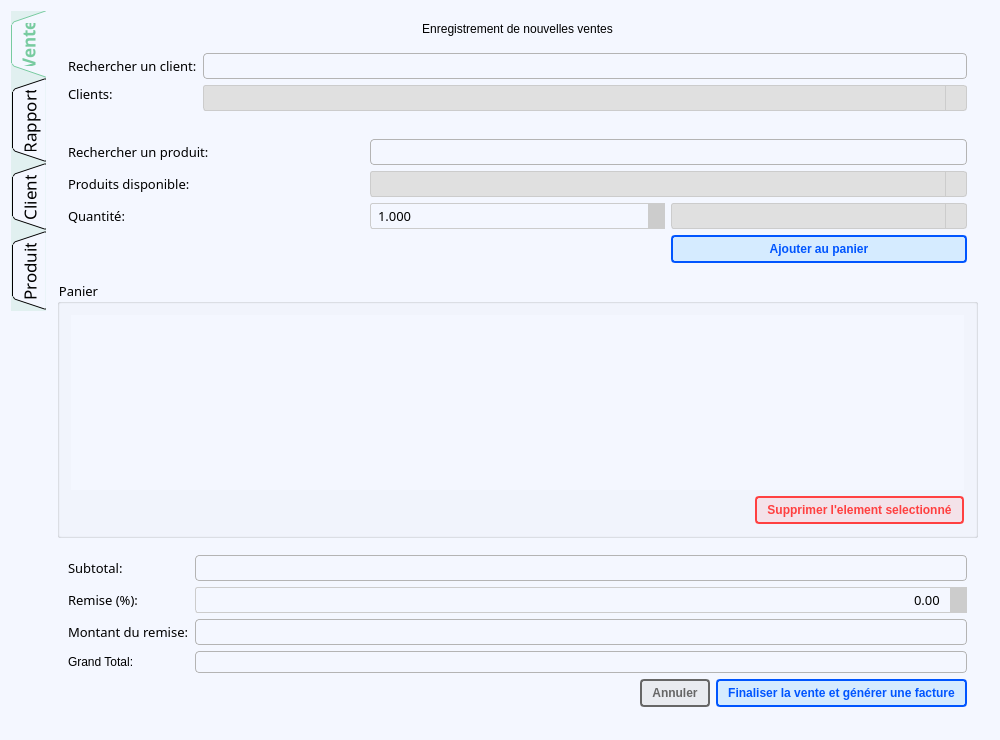
Qt form mainwindow.ui (JessyTsiriniaina/Gestion-magasin) before a commit.
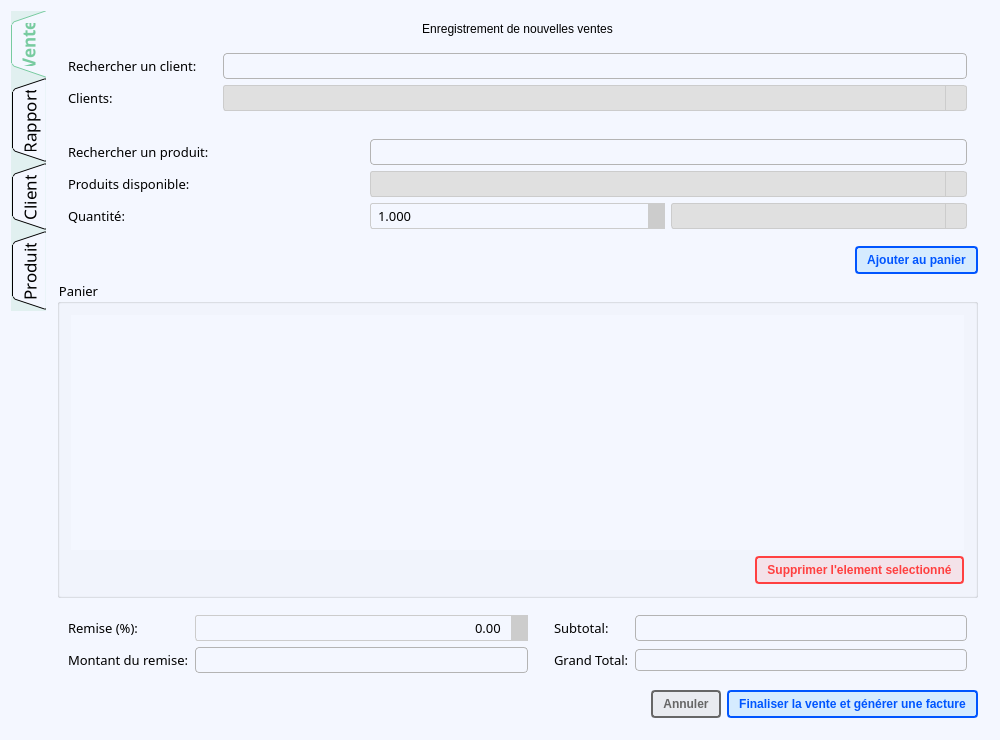
The same form after that commit. The open tabs and pages were chosen to show the change. Icons and pictures are not drawn.

Diff of the .ui file:
```diff
--- a/mainwindow.ui
+++ b/mainwindow.ui
@@ -79,7 +79,7 @@
        <enum>QTabWidget::Triangular</enum>
       </property>
       <property name="currentIndex">
-       <number>1</number>
+       <number>3</number>
       </property>
       <property name="iconSize">
        <size>
@@ -133,9 +133,30 @@
           <property name="flat">
            <bool>false</bool>
           </property>
-          <layout class="QFormLayout" name="formLayout">
+          <layout class="QGridLayout" name="gridLayout">
            <item row="0" column="0">
             <widget class="QLabel" name="label_rechercher_client">
+             <property name="enabled">
+              <bool>true</bool>
+             </property>
+             <property name="sizePolicy">
+              <sizepolicy hsizetype="Preferred" vsizetype="Preferred">
+               <horstretch>0</horstretch>
+               <verstretch>0</verstretch>
+              </sizepolicy>
+             </property>
+             <property name="minimumSize">
+              <size>
+               <width>0</width>
+               <height>0</height>
+              </size>
+             </property>
+             <property name="baseSize">
+              <size>
+               <width>0</width>
+               <height>0</height>
+              </size>
+             </property>
              <property name="font">
               <font>
                <family>Outfit</family>
@@ -150,37 +171,10 @@
              </property>
             </widget>
            </item>
-           <item row="0" column="1">
-            <widget class="QLineEdit" name="input_rechercher_client">
-             <property name="sizePolicy">
-              <sizepolicy hsizetype="Expanding" vsizetype="Fixed">
-               <horstretch>0</horstretch>
-               <verstretch>0</verstretch>
-              </sizepolicy>
-             </property>
-             <property name="font">
-              <font>
-               <family>Outfit</family>
-               <pointsize>10</pointsize>
-              </font>
-             </property>
-             <property name="styleSheet">
-              <string notr="true">QLineEdit {
-border: 1px solid rgb(180, 180, 180);
-border-radius: 4px;
-padding: 2px 5px;
-}
-
-QLineEdit:focus {
-border: 1px solid rgb(85, 170, 255);
-}</string>
-             </property>
-            </widget>
-           </item>
            <item row="1" column="0">
             <widget class="QLabel" name="label_client_selectionne_tab_vente">
              <property name="sizePolicy">
-              <sizepolicy hsizetype="Fixed" vsizetype="Fixed">
+              <sizepolicy hsizetype="Preferred" vsizetype="Preferred">
                <horstretch>0</horstretch>
                <verstretch>0</verstretch>
               </sizepolicy>
@@ -199,7 +193,34 @@
              </property>
             </widget>
            </item>
-           <item row="1" column="1">
+           <item row="0" column="2">
+            <widget class="QLineEdit" name="input_rechercher_client">
+             <property name="sizePolicy">
+              <sizepolicy hsizetype="Expanding" vsizetype="Fixed">
+               <horstretch>0</horstretch>
+               <verstretch>0</verstretch>
+              </sizepolicy>
+             </property>
+             <property name="font">
+              <font>
+               <family>Outfit</family>
+               <pointsize>10</pointsize>
+              </font>
+             </property>
+             <property name="styleSheet">
+              <string notr="true">QLineEdit {
+border: 1px solid rgb(180, 180, 180);
+border-radius: 4px;
+padding: 2px 5px;
+}
+
+QLineEdit:focus {
+border: 1px solid rgb(85, 170, 255);
+}</string>
+             </property>
+            </widget>
+           </item>
+           <item row="1" column="2">
             <widget class="QComboBox" name="combo_box_liste_client">
              <property name="font">
               <font>
@@ -240,6 +261,22 @@
              </property>
             </widget>
            </item>
+           <item row="0" column="1">
+            <spacer name="verticalSpacer_2">
+             <property name="orientation">
+              <enum>Qt::Vertical</enum>
+             </property>
+             <property name="sizeType">
+              <enum>QSizePolicy::Minimum</enum>
+             </property>
+             <property name="sizeHint" stdset="0">
+              <size>
+               <width>20</width>
+               <height>24</height>
+              </size>
+             </property>
+            </spacer>
+           </item>
           </layout>
          </widget>
         </item>
@@ -258,38 +295,6 @@
            <string/>
           </property>
           <layout class="QGridLayout" name="gridLayout_ProductSelection">
-           <item row="3" column="2">
-            <widget class="QPushButton" name="bouton_ajouter_au_panier">
-             <property name="font">
-              <font>
-               <weight>75</weight>
-               <italic>false</italic>
-               <bold>true</bold>
-              </font>
-             </property>
-             <property name="cursor">
-              <cursorShape>PointingHandCursor</cursorShape>
-             </property>
-             <property name="styleSheet">
-              <string notr="true">
-QPushButton {
-background-color:  rgba(87, 182, 255, 50);
- padding: 5px 10px;
- border: 2px solid rgb(0, 85, 255);
-border-radius: 4px;
-color: rgb(0, 85, 255); 
-font: bold;
-}
-
-QPushButton:hover {
-	background-color:  rgba(87, 182, 255, 80) ; 
-}</string>
-             </property>
-             <property name="text">
-              <string>Ajouter au panier</string>
-             </property>
-            </widget>
-           </item>
            <item row="2" column="2">
             <widget class="QComboBox" name="combo_box_unite_de_mesure">
              <property name="font">
@@ -370,44 +375,6 @@
              </property>
             </widget>
            </item>
-           <item row="1" column="1" colspan="2">
-            <widget class="QComboBox" name="combo_box_produit_disponible">
-             <property name="font">
-              <font>
-               <family>Outfit</family>
-               <pointsize>10</pointsize>
-              </font>
-             </property>
-             <property name="cursor">
-              <cursorShape>PointingHandCursor</cursorShape>
-             </property>
-             <property name="styleSheet">
-              <string notr="true">QComboBox {
-    padding: 2px 20px 2px 5px; 
-    border: 1px solid #CCCCCC;
-    border-radius: 3px;
-    background: white;
-}
-QComboBox::drop-down {
-    subcontrol-origin: padding;
-    subcontrol-position: top right;
-    width: 20px;
-    border-left: 1px solid #CCCCCC;
-}
-QComboBox::down-arrow {
-    image: url(:/icons/icons/caret-down.svg);
-    width: 12px;
-    height: 12px;
-}
-QComboBox:hover::drop-down {
-    background: #E0E0E0;
-}
-QComboBox::down-arrow:on {
-    image: url(:/icons/icons/caret-up.svg); 
-}</string>
-             </property>
-            </widget>
-           </item>
            <item row="2" column="1">
             <widget class="QDoubleSpinBox" name="spin_box_quantite">
              <property name="font">
@@ -470,6 +437,44 @@
              </property>
             </widget>
            </item>
+           <item row="1" column="1" colspan="2">
+            <widget class="QComboBox" name="combo_box_produit_disponible">
+             <property name="font">
+              <font>
+               <family>Outfit</family>
+               <pointsize>10</pointsize>
+              </font>
+             </property>
+             <property name="cursor">
+              <cursorShape>PointingHandCursor</cursorShape>
+             </property>
+             <property name="styleSheet">
+              <string notr="true">QComboBox {
+    padding: 2px 20px 2px 5px; 
+    border: 1px solid #CCCCCC;
+    border-radius: 3px;
+    background: white;
+}
+QComboBox::drop-down {
+    subcontrol-origin: padding;
+    subcontrol-position: top right;
+    width: 20px;
+    border-left: 1px solid #CCCCCC;
+}
+QComboBox::down-arrow {
+    image: url(:/icons/icons/caret-down.svg);
+    width: 12px;
+    height: 12px;
+}
+QComboBox:hover::drop-down {
+    background: #E0E0E0;
+}
+QComboBox::down-arrow:on {
+    image: url(:/icons/icons/caret-up.svg); 
+}</string>
+             </property>
+            </widget>
+           </item>
            <item row="0" column="1" colspan="2">
             <widget class="QLineEdit" name="input_recherche_produit">
              <property name="font">
@@ -494,6 +499,55 @@
           </layout>
          </widget>
         </item>
+        <item>
+         <layout class="QHBoxLayout" name="horizontalLayout_7">
+          <item>
+           <spacer name="horizontalSpacer_4">
+            <property name="orientation">
+             <enum>Qt::Horizontal</enum>
+            </property>
+            <property name="sizeHint" stdset="0">
+             <size>
+              <width>40</width>
+              <height>20</height>
+             </size>
+            </property>
+           </spacer>
+          </item>
+          <item>
+           <widget class="QPushButton" name="bouton_ajouter_au_panier">
+            <property name="font">
+             <font>
+              <weight>75</weight>
+              <italic>false</italic>
+              <bold>true</bold>
+             </font>
+            </property>
+            <property name="cursor">
+             <cursorShape>PointingHandCursor</cursorShape>
+            </property>
+            <property name="styleSheet">
+             <string notr="true">
+QPushButton {
+background-color:  rgba(87, 182, 255, 50);
+ padding: 5px 10px;
+ border: 2px solid rgb(0, 85, 255);
+border-radius: 4px;
+color: rgb(0, 85, 255); 
+font: bold;
+}
+
+QPushButton:hover {
+	background-color:  rgba(87, 182, 255, 80) ; 
+}</string>
+            </property>
+            <property name="text">
+             <string>Ajouter au panier</string>
+            </property>
+           </widget>
+          </item>
+         </layout>
+        </item>
         <item>
          <widget class="QGroupBox" name="group_box_panier">
           <property name="font">
@@ -624,7 +678,53 @@
            <string/>
           </property>
           <layout class="QGridLayout" name="gridLayout_Totals">
-           <item row="0" column="0">
+           <item row="3" column="4">
+            <widget class="QLabel" name="label_grand_total">
+             <property name="font">
+              <font>
+               <family>Outfit</family>
+               <pointsize>10</pointsize>
+              </font>
+             </property>
+             <property name="text">
+              <string>Grand Total:</string>
+             </property>
+            </widget>
+           </item>
+           <item row="1" column="5">
+            <widget class="QLineEdit" name="input_subtotal">
+             <property name="sizePolicy">
+              <sizepolicy hsizetype="MinimumExpanding" vsizetype="Fixed">
+               <horstretch>0</horstretch>
+               <verstretch>0</verstretch>
+              </sizepolicy>
+             </property>
+             <property name="font">
+              <font>
+               <family>Outfit</family>
+               <pointsize>10</pointsize>
+              </font>
+             </property>
+             <property name="styleSheet">
+              <string notr="true">QLineEdit {
+border: 1px solid rgb(180, 180, 180);
+border-radius: 4px;
+padding: 2px 5px;
+}
+
+QLineEdit:focus {
+border: 1px solid rgb(85, 170, 255);
+}</string>
+             </property>
+             <property name="alignment">
+              <set>Qt::AlignRight|Qt::AlignTrailing|Qt::AlignVCenter</set>
+             </property>
+             <property name="readOnly">
+              <bool>true</bool>
+             </property>
+            </widget>
+           </item>
+           <item row="1" column="4">
             <widget class="QLabel" name="label_subtotal">
              <property name="font">
               <font>
@@ -637,6 +737,73 @@
              </property>
             </widget>
            </item>
+           <item row="3" column="5">
+            <widget class="QLineEdit" name="input_grand_total">
+             <property name="sizePolicy">
+              <sizepolicy hsizetype="MinimumExpanding" vsizetype="Fixed">
+               <horstretch>0</horstretch>
+               <verstretch>0</verstretch>
+              </sizepolicy>
+             </property>
+             <property name="font">
+              <font>
+               <weight>50</weight>
+               <italic>false</italic>
+               <bold>false</bold>
+              </font>
+             </property>
+             <property name="styleSheet">
+              <string notr="true">QLineEdit {
+border: 1px solid rgb(180, 180, 180);
+border-radius: 4px;
+padding: 2px 5px;
+}
+
+QLineEdit:focus {
+border: 1px solid rgb(85, 170, 255);
+}</string>
+             </property>
+             <property name="alignment">
+              <set>Qt::AlignRight|Qt::AlignTrailing|Qt::AlignVCenter</set>
+             </property>
+             <property name="readOnly">
+              <bool>true</bool>
+             </property>
+            </widget>
+           </item>
+           <item row="3" column="2">
+            <widget class="QLineEdit" name="input_montant_remise">
+             <property name="sizePolicy">
+              <sizepolicy hsizetype="Expanding" vsizetype="Fixed">
+               <horstretch>0</horstretch>
+               <verstretch>0</verstretch>
+              </sizepolicy>
+             </property>
+             <property name="font">
+              <font>
+               <family>Outfit</family>
+               <pointsize>10</pointsize>
+              </font>
+             </property>
+             <property name="toolTip">
+              <string>Calculé depuis le pourcentage, ou entrée directement si le pourcentage est 0</string>
+             </property>
+             <property name="styleSheet">
+              <string notr="true">QLineEdit {
+border: 1px solid rgb(180, 180, 180);
+border-radius: 4px;
+padding: 2px 5px;
+}
+
+QLineEdit:focus {
+border: 1px solid rgb(85, 170, 255);
+}</string>
+             </property>
+             <property name="alignment">
+              <set>Qt::AlignRight|Qt::AlignTrailing|Qt::AlignVCenter</set>
+             </property>
+            </widget>
+           </item>
            <item row="1" column="0">
             <widget class="QLabel" name="label_pourcentage_remise">
              <property name="font">
@@ -650,90 +817,7 @@
              </property>
             </widget>
            </item>
-           <item row="0" column="1">
-            <widget class="QLineEdit" name="input_subtotal">
-             <property name="font">
-              <font>
-               <family>Outfit</family>
-               <pointsize>10</pointsize>
-              </font>
-             </property>
-             <property name="styleSheet">
-              <string notr="true">QLineEdit {
-border: 1px solid rgb(180, 180, 180);
-border-radius: 4px;
-padding: 2px 5px;
-}
-
-QLineEdit:focus {
-border: 1px solid rgb(85, 170, 255);
-}</string>
-             </property>
-             <property name="alignment">
-              <set>Qt::AlignRight|Qt::AlignTrailing|Qt::AlignVCenter</set>
-             </property>
-             <property name="readOnly">
-              <bool>true</bool>
-             </property>
-            </widget>
-           </item>
-           <item row="1" column="1">
-            <widget class="QDoubleSpinBox" name="spin_box_taux_remise">
-             <property name="font">
-              <font>
-               <family>Outfit</family>
-               <pointsize>10</pointsize>
-              </font>
-             </property>
-             <property name="cursor">
-              <cursorShape>PointingHandCursor</cursorShape>
-             </property>
-             <property name="styleSheet">
-              <string notr="true">QDoubleSpinBox {
-    border: 1px solid #CCCCCC;
-    border-radius: 3px;
-    padding: 2px 5px;
-}
-QDoubleSpinBox::up-button {
-    subcontrol-origin: border;
-    subcontrol-position: top right;
-    width: 16px;
-    border-left: 1px solid #CCCCCC;
-   background: #cccccc;
-}
-QDoubleSpinBox::down-button {
-    subcontrol-origin: border;
-    subcontrol-position: bottom right;
-    width: 16px;
-    border-left: 1px solid #CCCCCC;
-    background: #cccccc;
-}
-QDoubleSpinBox::up-arrow {
-    image: url(:/icons/icons/caret-up.svg);
-    width: 12px;
-    height: 12px;
-}
-QDoubleSpinBox::down-arrow {
-    image: url(:/icons/icons/caret-down.svg);
-    width: 12px;
-    height: 12px;
-}
-QDoubleSpinBox::up-button:hover, QSpinBox::down-button:hover {
-    background: #66BB6A;
-}
-QDoubleSpinBox::up-button:pressed, QSpinBox::down-button:pressed {
-    background: #388E3C; 
-}</string>
-             </property>
-             <property name="alignment">
-              <set>Qt::AlignRight|Qt::AlignTrailing|Qt::AlignVCenter</set>
-             </property>
-             <property name="maximum">
-              <double>100.000000000000000</double>
-             </property>
-            </widget>
-           </item>
-           <item row="2" column="0">
+           <item row="3" column="0">
             <widget class="QLabel" name="label_montant_remise">
              <property name="font">
               <font>
@@ -746,76 +830,88 @@
              </property>
             </widget>
            </item>
-           <item row="2" column="1">
-            <widget class="QLineEdit" name="input_montant_remise">
+           <item row="1" column="2">
+            <widget class="QDoubleSpinBox" name="spin_box_taux_remise">
+             <property name="sizePolicy">
+              <sizepolicy hsizetype="Expanding" vsizetype="Fixed">
+               <horstretch>0</horstretch>
+               <verstretch>0</verstretch>
+              </sizepolicy>
+             </property>
              <property name="font">
               <font>
                <family>Outfit</family>
                <pointsize>10</pointsize>
               </font>
              </property>
-             <property name="toolTip">
-              <string>Calculé depuis le pourcentage, ou entrée directement si le pourcentage est 0</string>
+             <property name="cursor">
+              <cursorShape>PointingHandCursor</cursorShape>
              </property>
              <property name="styleSheet">
-              <string notr="true">QLineEdit {
-border: 1px solid rgb(180, 180, 180);
-border-radius: 4px;
-padding: 2px 5px;
+              <string notr="true">QDoubleSpinBox {
+    border: 1px solid #CCCCCC;
+    border-radius: 3px;
+    padding: 2px 5px;
 }
-
-QLineEdit:focus {
-border: 1px solid rgb(85, 170, 255);
-}</string>
-             </property>
-             <property name="alignment">
-              <set>Qt::AlignRight|Qt::AlignTrailing|Qt::AlignVCenter</set>
-             </property>
-            </widget>
-           </item>
-           <item row="3" column="1">
-            <widget class="QLineEdit" name="input_grand_total">
-             <property name="font">
-              <font>
-               <weight>50</weight>
-               <italic>false</italic>
-               <bold>false</bold>
-              </font>
-             </property>
-             <property name="styleSheet">
-              <string notr="true">QLineEdit {
-border: 1px solid rgb(180, 180, 180);
-border-radius: 4px;
-padding: 2px 5px;
+QDoubleSpinBox::up-button {
+    subcontrol-origin: border;
+    subcontrol-position: top right;
+    width: 16px;
+    border-left: 1px solid #CCCCCC;
+   background: #cccccc;
 }
-
-QLineEdit:focus {
-border: 1px solid rgb(85, 170, 255);
+QDoubleSpinBox::down-button {
+    subcontrol-origin: border;
+    subcontrol-position: bottom right;
+    width: 16px;
+    border-left: 1px solid #CCCCCC;
+    background: #cccccc;
+}
+QDoubleSpinBox::up-arrow {
+    image: url(:/icons/icons/caret-up.svg);
+    width: 12px;
+    height: 12px;
+}
+QDoubleSpinBox::down-arrow {
+    image: url(:/icons/icons/caret-down.svg);
+    width: 12px;
+    height: 12px;
+}
+QDoubleSpinBox::up-button:hover, QSpinBox::down-button:hover {
+    background: #66BB6A;
+}
+QDoubleSpinBox::up-button:pressed, QSpinBox::down-button:pressed {
+    background: #388E3C; 
 }</string>
              </property>
              <property name="alignment">
               <set>Qt::AlignRight|Qt::AlignTrailing|Qt::AlignVCenter</set>
              </property>
-             <property name="readOnly">
-              <bool>true</bool>
+             <property name="maximum">
+              <double>100.000000000000000</double>
              </property>
             </widget>
            </item>
-           <item row="3" column="0">
-            <widget class="QLabel" name="label_grand_total">
-             <property name="font">
-              <font>
-               <weight>50</weight>
-               <italic>false</italic>
-               <bold>false</bold>
-              </font>
+           <item row="3" column="3">
+            <spacer name="verticalSpacer">
+             <property name="orientation">
+              <enum>Qt::Vertical</enum>
              </property>
-             <property name="text">
-              <string>Grand Total:</string>
+             <property name="sizeType">
+              <enum>QSizePolicy::Fixed</enum>
              </property>
-            </widget>
-           </item>
-           <item row="4" column="1">
+             <property name="sizeHint" stdset="0">
+              <size>
+               <width>20</width>
+               <height>24</height>
+              </size>
+             </property>
+            </spacer>
+           </item>
+          </layout>
+         </widget>
+        </item>
+        <item>
             <layout class="QHBoxLayout" name="layout_boutons_action">
              <item>
               <spacer name="horizontalSpacer_Actions">
@@ -908,9 +1004,6 @@
            </item>
           </layout>
          </widget>
-        </item>
-       </layout>
-      </widget>
       <widget class="QWidget" name="tab_rapport">
        <property name="font">
         <font>
@@ -1063,7 +1156,7 @@
            <item row="1" column="0" colspan="2">
             <widget class="QStackedWidget" name="stacked_widget_parametre_rapport">
              <property name="currentIndex">
-              <number>0</number>
+              <number>1</number>
              </property>
              <widget class="QWidget" name="page_historique_vente">
               <layout class="QFormLayout" name="formLayout_SalesHistory">
@@ -1157,6 +1250,9 @@
     background: #388E3C; 
 }</string>
                  </property>
+                 <property name="displayFormat">
+                  <string>d/M/yyyy</string>
+                 </property>
                 </widget>
                </item>
                <item row="3" column="0" colspan="2">
@@ -1435,6 +1531,12 @@
     background: #388E3C; 
 }</string>
                  </property>
+                 <property name="locale">
+                  <locale language="French" country="France"/>
+                 </property>
+                 <property name="displayFormat">
+                  <string>d/M/yyyy</string>
+                 </property>
                 </widget>
                </item>
               </layout>
@@ -1499,6 +1601,9 @@
     background: #388E3C; 
 }</string>
                  </property>
+                 <property name="displayFormat">
+                  <string>d/M/yyyy</string>
+                 </property>
                 </widget>
                </item>
                <item row="1" column="0">
@@ -1559,6 +1664,9 @@
     background: #388E3C; 
 }</string>
                  </property>
+                 <property name="displayFormat">
+                  <string>d/M/yyyy</string>
+                 </property>
                 </widget>
                </item>
                <item row="2" column="0">
@@ -1704,7 +1812,25 @@
              </widget>
             </widget>
            </item>
-           <item row="2" column="1">
+          </layout>
+         </widget>
+        </item>
+        <item>
+         <layout class="QHBoxLayout" name="horizontalLayout_4">
+          <item>
+           <spacer name="horizontalSpacer_2">
+            <property name="orientation">
+             <enum>Qt::Horizontal</enum>
+            </property>
+            <property name="sizeHint" stdset="0">
+             <size>
+              <width>40</width>
+              <height>20</height>
+             </size>
+            </property>
+           </spacer>
+          </item>
+          <item>
             <widget class="QPushButton" name="boutton_generer_rapport">
              <property name="font">
               <font>
@@ -1737,7 +1863,6 @@
             </widget>
            </item>
           </layout>
-         </widget>
         </item>
         <item>
          <widget class="QGroupBox" name="group_box_resultat_rapport">
@@ -2150,6 +2275,12 @@
           <property name="selectionBehavior">
            <enum>QAbstractItemView::SelectRows</enum>
           </property>
+          <attribute name="horizontalHeaderCascadingSectionResizes">
+           <bool>false</bool>
+          </attribute>
+          <attribute name="horizontalHeaderMinimumSectionSize">
+           <number>35</number>
+          </attribute>
           <attribute name="horizontalHeaderStretchLastSection">
            <bool>true</bool>
           </attribute>
```
Lines whose indentation alone changed are shown as unchanged.
